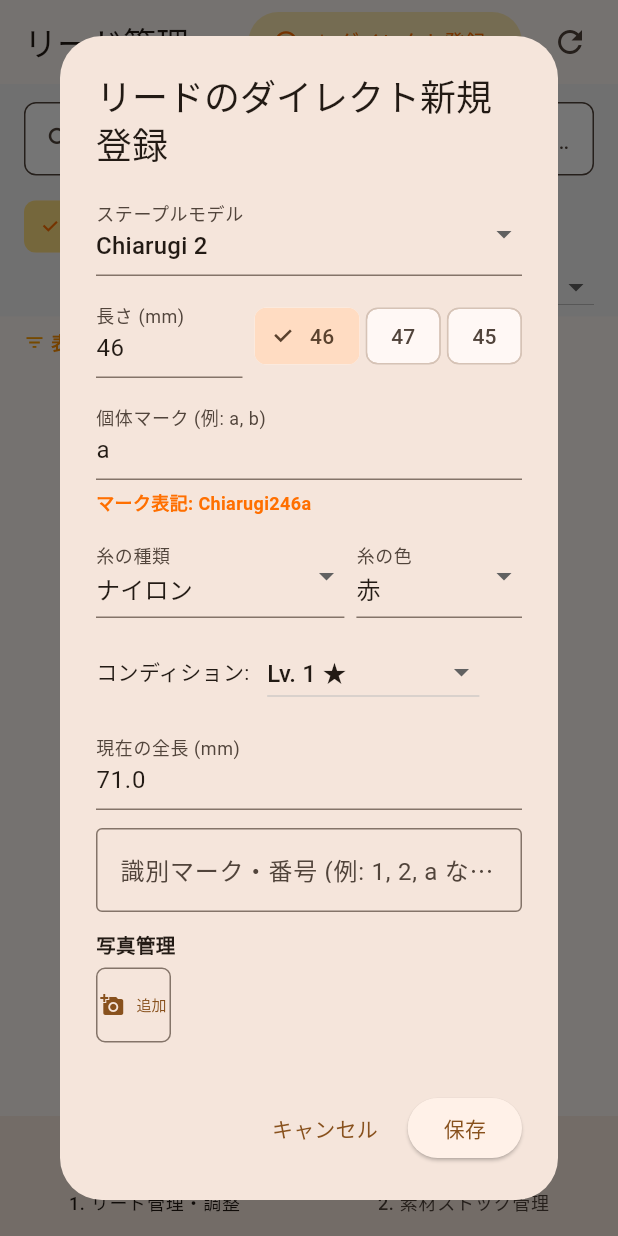
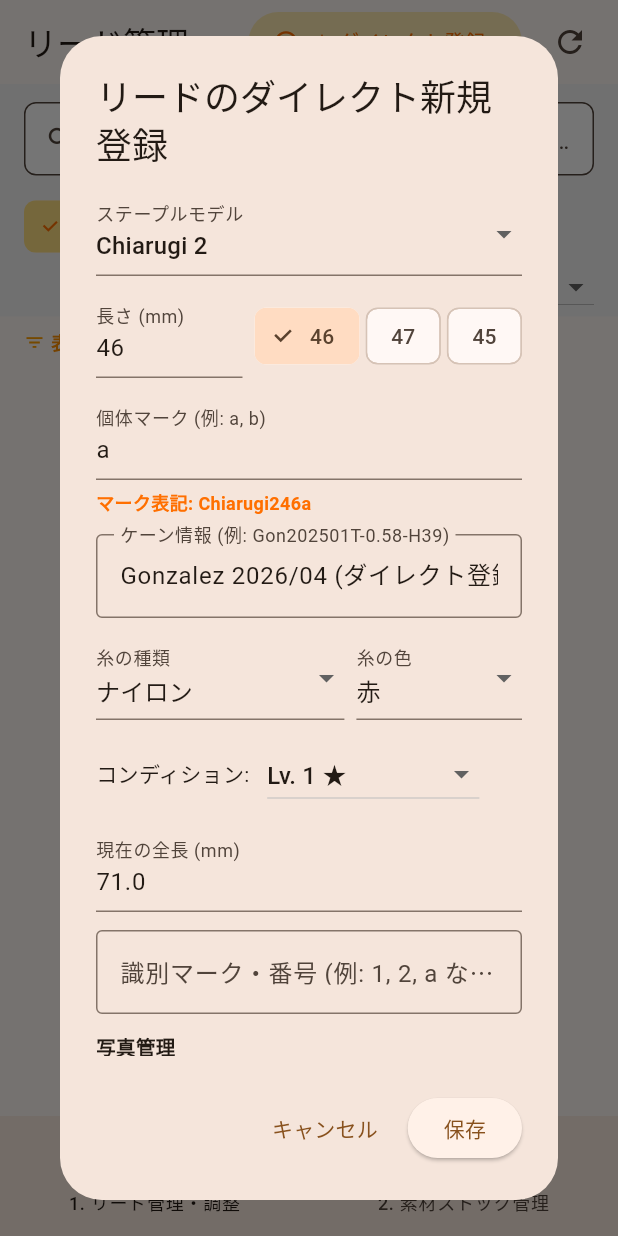
Before and after one commit to blueknight611jp-nob/reednote, a Flutter app: the screen it shows after launch, after a tap on "＋ ダイレクト登録", on a phone screen of 412 x 824 dp. Run offline on Flutter 3.47's test engine with Material 3 defaults, Android fonts, the phone set to English and light mode, and no system bars; our stand-ins replace shared_preferences; missing offline and left inert: dart:html.

Commit message:
fix cane information display

```diff
--- a/lib/pages/adjustment_work_page.dart
+++ b/lib/pages/adjustment_work_page.dart
@@ -311,14 +311,15 @@ class _AdjustmentWorkPageState extends State<AdjustmentWorkPage> {
     String totalLength = existingReed?.cuttingLength ?? '71.0';
     List<String> photos = existingReed != null ? List.from(existingReed.photosBase64) : [];
 
-    final lengthController = TextEditingController(
-      text: existingReed != null && existingReed.shapedTitle.contains('mm')
-          ? RegExp(r'(\d+)mm').firstMatch(existingReed.shapedTitle)?.group(1) ?? '46'
-          : '46'
-    );
+    final lengthController = TextEditingController(text: '46');
     final markController = TextEditingController(text: 'a');
     final totalLengthController = TextEditingController(text: totalLength);
     final memoController = TextEditingController();
+
+    // ★ ダイレクト登録時用のケーンタイトル入力用コントローラーを追加
+    final shapedTitleController = TextEditingController(
+      text: existingReed?.shapedTitle ?? 'Gonzalez 2026/04 (ダイレクト登録)'
+    );
 
     final List<String> threadTypes = ['ナイロン', 'ポリエステル', '絹'];
     final List<String> threadColors = ['黒', '紫', '橙', '赤', '桃', '黄', '緑', '青', '白'];
@@ -416,6 +417,15 @@ class _AdjustmentWorkPageState extends State<AdjustmentWorkPage> {
                       ),
                       const SizedBox(height: 6),
                       Text('マーク表記: $previewId', style: TextStyle(fontSize: 12, color: Colors.amber.shade900, fontWeight: FontWeight.bold)),
+                      const SizedBox(height: 12),
+                      // ★ ケーン情報（shapedTitle）を正しく入力・保持できるように修正
+                      TextField(
+                        controller: shapedTitleController,
+                        decoration: const InputDecoration(
+                          labelText: 'ケーン情報 (例: Gon202501T-0.58-H39)',
+                          border: OutlineInputBorder(),
+                        ),
+                      ),
                       const SizedBox(height: 12),
                       Row(
                         children: [
@@ -567,7 +577,9 @@ class _AdjustmentWorkPageState extends State<AdjustmentWorkPage> {
                 ElevatedButton(
                   onPressed: () async {
                     final dateStr = DateTime.now().toString().split(' ')[0];
-                    final shapedTitleText = '$selectedModel ${lengthController.text}mm';
+                    final shapedTitleText = shapedTitleController.text.trim().isEmpty
+                        ? 'Gon202501T-0.58-H39'
+                        : shapedTitleController.text.trim();
                     final combinedThreadColor = '$selectedType$selectedColor';
                     final customTagText = customTagController.text.trim().isEmpty
                         ? null
--- a/lib/pages/stock_management_page.dart
+++ b/lib/pages/stock_management_page.dart
@@ -257,6 +257,7 @@ class _MainStockNavigationPageState extends State<MainStockNavigationPage>
       final newWorkReed = WorkReed(
         id: tied.id,
         stapleId: tied.stapleId,
+        // ★ TiedStockが持つ正確なケーン側のコードとタイトルを確実に渡す
         shapedCode: tied.shapedCode,
         shapedTitle: tied.shapedTitle,
         tiedDate: tied.tiedDate,
@@ -280,7 +281,7 @@ class _MainStockNavigationPageState extends State<MainStockNavigationPage>
       await prefs.setString('work_leads_data', jsonEncode(currentWorkReeds.map((e) => e.toJson()).toList()));
     }
 
-    // ★ チューブのステータスを確実に「糸巻き済み」に設定して保存
+    // チューブのステータスを確実に「糸巻き済み」に設定して保存
     final stapleIndex = stapleStocks.indexWhere((s) => s.id == tied.stapleId);
     if (stapleIndex != -1) {
       stapleStocks[stapleIndex].status = StapleStatus.tied;
@@ -1464,7 +1465,6 @@ class _MainStockNavigationPageState extends State<MainStockNavigationPage>
                                       onPressed: () => _confirmDelete(() {
                                         setState(() {
                                           _tiedStocks.remove(item);
-                                          // ★ 削除時に紐づくチューブのステータスを「未使用」に自動で戻す
                                           final stapleIndex = stapleStocks.indexWhere((s) => s.id == item.stapleId);
                                           if (stapleIndex != -1) {
                                             stapleStocks[stapleIndex].status = StapleStatus.unused;
@@ -1554,7 +1554,7 @@ class _MainStockNavigationPageState extends State<MainStockNavigationPage>
     showDialog(
       context: context,
       builder: (context) => AlertDialog(
-        title: const Text('ストックの削除'),
+        title: const Text('ストックの登録解除'),
         content: const Text('このストック項目を完全に削除しますか？'),
         actions: [
           TextButton(onPressed: () => Navigator.pop(context), child: const Text('キャンセル')),
```
